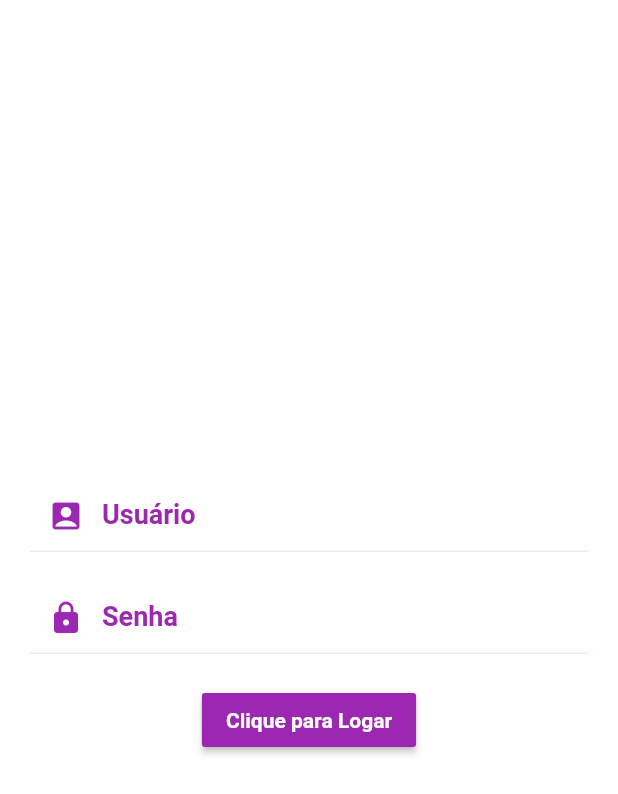
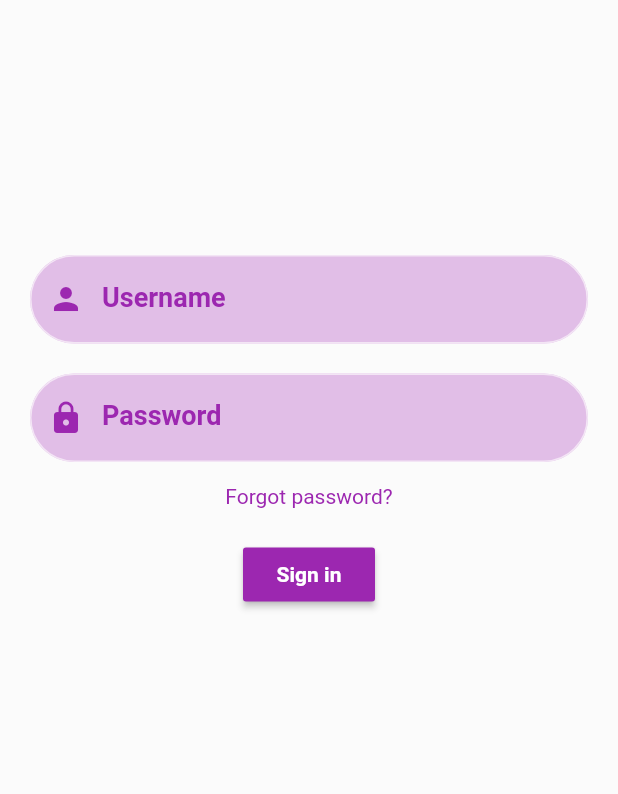
Before and after one commit to MateusHBR/loginFlutter, a Flutter app: the screen it shows after launch, on a phone screen of 412 x 824 dp. Shown: the top 794 px of the screen. Run offline on Flutter 3.47's test engine with Material 2 defaults, Android fonts, the phone set to English and light mode, and no system bars.

Commit message:
Implementando algumas alterações visuais na TextField

```diff
--- a/lib/inputLogin.dart
+++ b/lib/inputLogin.dart
@@ -1,29 +1,42 @@
 import 'package:flutter/material.dart';
+import 'package:flutter/rendering.dart';
 
 class textField extends StatelessWidget {
   final String hint;
   final IconData icon;
-  const textField({Key key, this.hint = "", this.icon = Icons.security})
+  final bool obscureText;
+  const textField(
+      {Key key,
+      this.hint = "",
+      this.icon = Icons.security,
+      this.obscureText = false})
       : super(key: key);
   @override
   Widget build(BuildContext context) {
     return Container(
-      child: Padding(
-        padding: const EdgeInsets.fromLTRB(20, 0, 20, 0),
-        child: TextField(
-          decoration: InputDecoration(
-            prefixIcon: Icon(
-              icon,
+      padding: const EdgeInsets.fromLTRB(20, 20, 20, 0),
+      child: TextField(
+        obscureText: obscureText,
+        decoration: InputDecoration(
+          border: OutlineInputBorder(),
+          fillColor: Colors.purple[100],
+          filled: true,
+          focusedBorder: OutlineInputBorder(
+            borderRadius: BorderRadius.circular(50.0),
+            borderSide: BorderSide(
               color: Colors.purple,
             ),
-            hintText: (hint),
-            hintStyle: TextStyle(
-                fontSize: 18, color: Colors.purple, fontWeight: FontWeight.bold),
-            focusedBorder:
-                UnderlineInputBorder(borderSide: BorderSide(color: Colors.purple)),
-            enabledBorder: UnderlineInputBorder(
-                borderSide: BorderSide(color: Colors.purple[50])),
           ),
+          enabledBorder: OutlineInputBorder(
+              borderRadius: BorderRadius.circular(50.0),
+              borderSide: BorderSide(color: Colors.purple[50])),
+          prefixIcon: Icon(
+            icon,
+            color: Colors.purple,
+          ),
+          labelText: (hint),
+          labelStyle: TextStyle(
+              fontSize: 18, color: Colors.purple, fontWeight: FontWeight.bold),
         ),
       ),
     );
@@ -47,7 +60,7 @@ class buttonLogin extends StatelessWidget {
               color: Colors.purple,
               child: Text(
                 textoBT,
-                textAlign: TextAlign.center,
+                textAlign: TextAlign.end,
                 style: TextStyle(
                     color: Colors.white,
                     fontSize: 14,
@@ -61,3 +74,20 @@ class buttonLogin extends StatelessWidget {
     );
   }
 }
+
+class TextoUtil extends StatelessWidget {
+  final String textoUTIL;
+
+  const TextoUtil({Key key, this.textoUTIL}) : super(key: key);
+  @override
+  Widget build(BuildContext context) {
+    return Container(
+      padding: EdgeInsets.only(top: 15),
+      child: Text(
+        "${textoUTIL}",
+        textAlign: TextAlign.left,
+        style: TextStyle(color: Colors.purple),
+      ),
+    );
+  }
+}
--- a/lib/login.dart
+++ b/lib/login.dart
@@ -10,32 +10,40 @@ class _LoginState extends State<Login> {
   @override
   Widget build(BuildContext context) {
     return MaterialApp(
+      debugShowCheckedModeBanner: false,
       title: "Login",
       theme: ThemeData(
-        primaryColor: Colors.blue,
+        primaryColor: Colors.purple,
       ),
       home: Scaffold(
         body: Container(
-          color: Colors.white,
+          color: Colors.white12,
           height: double.infinity,
           width: double.infinity,
           child: Column(
-            mainAxisAlignment: MainAxisAlignment.center,
             children: <Widget>[
-
+              Column(
+                children: <Widget>[
+                    Padding(
+                      padding: EdgeInsets.only(top: 150),
+                    ) ,
                     textField(
-                  hint: "Usuário",
-                  icon: Icons.account_box,
-                ),
-                Padding(
-                  padding: EdgeInsets.fromLTRB(0, 10, 0, 10),
+                      hint: "Username",
+                      icon: Icons.person,
                     ),
                     textField(
-                  hint: "Senha",
+                      obscureText: true,
+                      hint: "Password",
                       icon: Icons.lock,
                     ),
+                    TextoUtil(
+                      textoUTIL: "Forgot password?"
+                    ),
                     buttonLogin(
-                  textoBT: "Clique para Logar",
+                      textoBT: "Sign in",
+                    ),
+
+                ],
               ),
             ],
           ),
```
Lines whose indentation alone changed are shown as unchanged.
